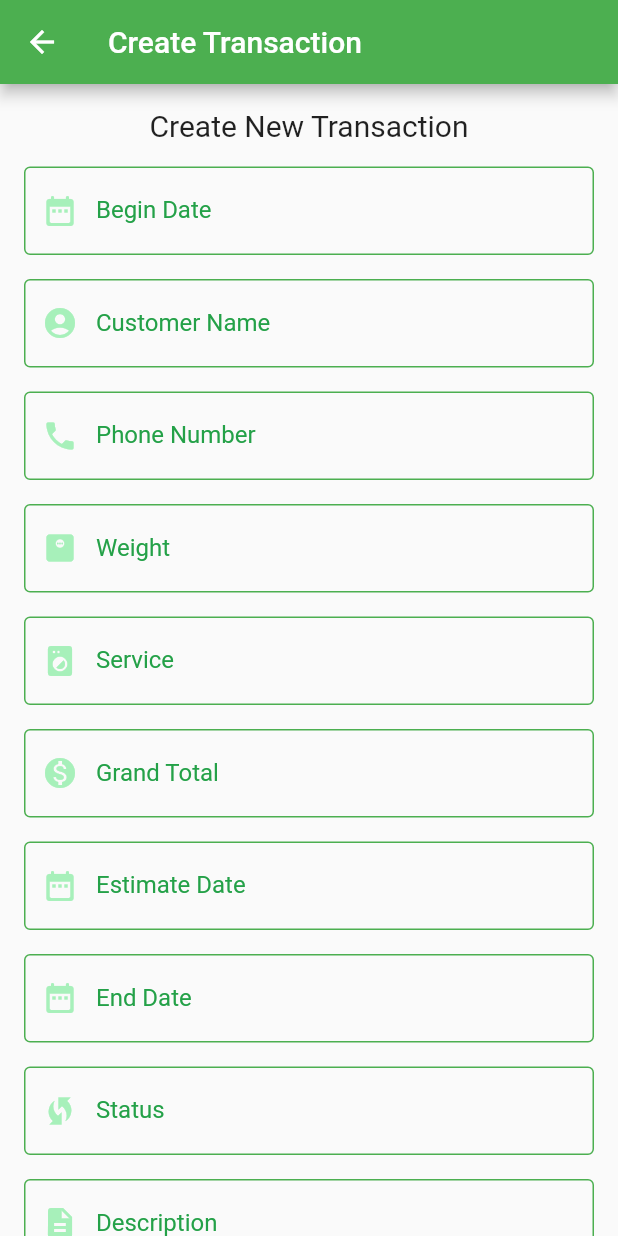
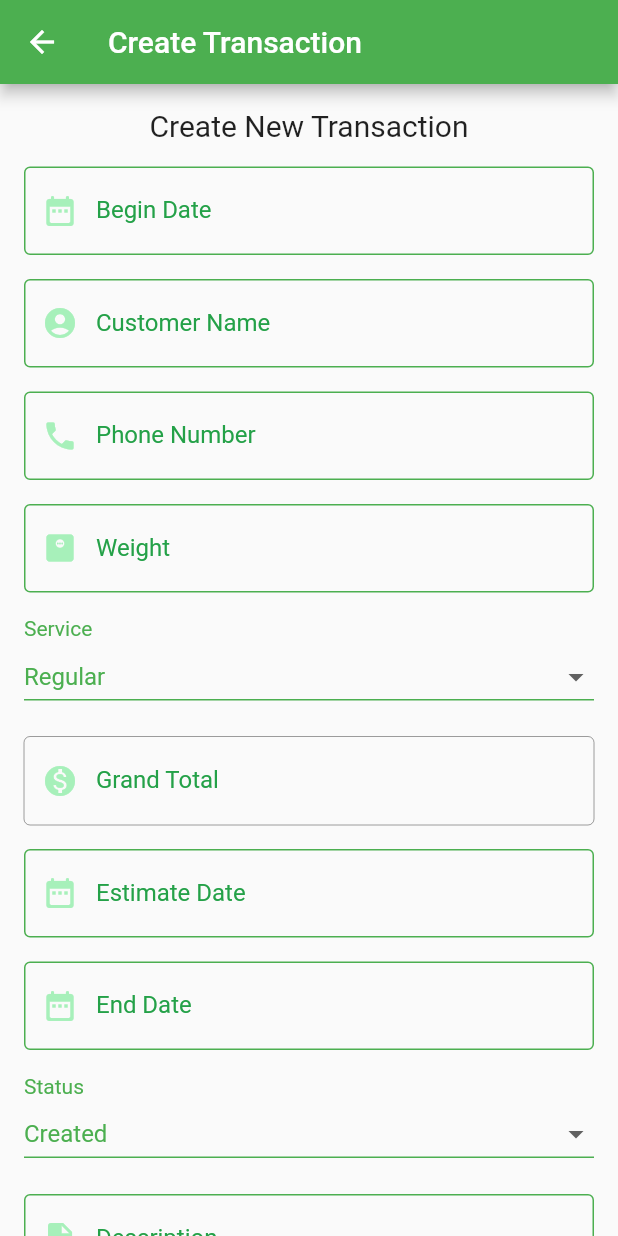
Before and after one commit to nandes007/flutter-mini-project, a Flutter app: the CreateTransaction screen opened directly, on a phone screen of 412 x 824 dp. Run offline on Flutter 3.47's test engine with Material 2 defaults, Android fonts, the phone set to English and light mode, and no system bars; our stand-ins replace flutter_svg, shared_preferences; accounts and stored records are empty.

```diff
--- a/lib/model/transaction_model.dart
+++ b/lib/model/transaction_model.dart
@@ -27,9 +27,9 @@ class TransactionModel {
   String beginDate;
   String customerName;
   String phoneNumber;
-  String weight;
+  double weight;
   String service;
-  String grandTotal;
+  double grandTotal;
   String estimateDate;
   String? endDate;
   String status;
@@ -43,9 +43,9 @@ class TransactionModel {
         beginDate: json["begin_date"].toString(),
         customerName: json["customer_name"],
         phoneNumber: json["phone_number"],
-        weight: json["weight"],
+        weight: json["weight"].toDouble(),
         service: json["service"],
-        grandTotal: json["grand_total"],
+        grandTotal: json["grand_total"].toDouble(),
         estimateDate: json["estimate_date"].toString(),
         endDate: json["end_date"].toString(),
         status: json["status"],
--- a/lib/views/transaction/create_transaction.dart
+++ b/lib/views/transaction/create_transaction.dart
@@ -2,9 +2,11 @@ import 'package:flutter/material.dart';
 import 'package:intl/intl.dart';
 import 'package:laundry_app/model/transaction_model.dart';
 import 'package:laundry_app/view_model/transaction_view_model.dart';
+import 'package:laundry_app/views/transaction/list_transaction.dart';
 import 'package:provider/provider.dart';
 
 const List<String> statuses = <String>['Created', 'Completed'];
+const List<String> services = <String>['Regular', 'Express'];
 
 class CreateTransaction extends StatefulWidget {
   const CreateTransaction({super.key});
@@ -17,9 +19,16 @@ class _CreateTransactionState extends State<CreateTransaction> {
   @override
   void initState() {
     super.initState();
-    WidgetsBinding.instance.addPostFrameCallback((timeStamp) async {
-      var viewModel = Provider.of<TransactionViewModel>(context, listen: false);
-    });
+    _service = services.first;
+    _status = statuses.first;
+    _beginDate.text = '';
+    _customerName.text = '';
+    _phoneNumber.text = '';
+    _weight.text = '';
+    _grandTotal.text = '';
+    _estimateDate.text = '';
+    _endDate.text = '';
+    _description.text = '';
   }
 
   final _formKey = GlobalKey<FormState>();
@@ -27,11 +36,9 @@ class _CreateTransactionState extends State<CreateTransaction> {
   final _customerName = TextEditingController();
   final _phoneNumber = TextEditingController();
   final _weight = TextEditingController();
-  final _service = TextEditingController();
   final _grandTotal = TextEditingController();
   final _estimateDate = TextEditingController();
   final _endDate = TextEditingController();
-  final _status = TextEditingController();
   final _description = TextEditingController();
 
   Future<void> submit() async {
@@ -42,33 +49,31 @@ class _CreateTransactionState extends State<CreateTransaction> {
         beginDate: _beginDate.text,
         customerName: _customerName.text,
         phoneNumber: _phoneNumber.text,
-        weight: _weight.text,
-        service: _service.text,
-        grandTotal: _grandTotal.text,
+        weight: double.parse(_weight.text),
+        service: _service,
+        grandTotal: double.parse(_grandTotal.text),
         estimateDate: _estimateDate.text,
         endDate: _endDate.text,
-        status: _status.text,
+        status: _status,
         description: _description.text,
       ),
     );
 
     if (result) {
-      _beginDate.text = '';
-      _customerName.text = '';
-      _phoneNumber.text = '';
-      _weight.text = '';
-      _service.text = '';
-      _grandTotal.text = '';
-      _estimateDate.text = '';
-      _endDate.text = '';
-      _status.text = '';
-      _description.text = '';
+      // ignore: use_build_context_synchronously
+      Navigator.push(
+        context,
+        MaterialPageRoute(
+          builder: (context) => const ListTransaction(),
+        ),
+      );
     }
 
     setState(() {});
   }
 
-  String valueStatus = statuses.first;
+  String _status = statuses.first;
+  String _service = services.first;
   final currentDate = DateTime.now();
   DateTime _dueDate = DateTime.now();
   String dateFormat(stringDate) {
@@ -212,6 +217,20 @@ class _CreateTransactionState extends State<CreateTransaction> {
             ),
             TextField(
               controller: _weight,
+              keyboardType: TextInputType.number,
+              onChanged: ((value) {
+                var cost = 0.0;
+                if (_service == 'Regular') {
+                  cost = 7000.0;
+                  cost *= double.parse(value);
+                } else if (_service == 'Express') {
+                  cost = 10000.0;
+                  cost *= double.parse(value);
+                }
+                setState(() {
+                  _grandTotal.text = cost.toString();
+                });
+              }),
               decoration: const InputDecoration(
                 border: OutlineInputBorder(),
                 enabledBorder: OutlineInputBorder(
@@ -237,35 +256,54 @@ class _CreateTransactionState extends State<CreateTransaction> {
             const SizedBox(
               height: 16,
             ),
-            TextField(
-              controller: _service,
-              decoration: const InputDecoration(
-                border: OutlineInputBorder(),
-                enabledBorder: OutlineInputBorder(
-                  borderSide: BorderSide(
+            Column(
+              crossAxisAlignment: CrossAxisAlignment.start,
+              children: [
+                const Text(
+                  'Service',
+                  style: TextStyle(color: Colors.green),
+                ),
+                DropdownButton<String>(
+                  value: _service,
+                  icon: const Icon(Icons.arrow_drop_down),
+                  elevation: 16,
+                  isExpanded: true,
+                  style: const TextStyle(color: Colors.green, fontSize: 16),
+                  underline: Container(
+                    height: 1,
                     color: Colors.green,
                   ),
+                  onChanged: (String? value) {
+                    double cost = 0.0;
+                    if (value == 'Regular') {
+                      cost = 7000.0;
+                      var weightParse = double.parse(_weight.text);
+                      cost *= weightParse;
+                    } else if (value == 'Express') {
+                      cost = 10000.0;
+                      var weightParse = double.parse(_weight.text);
+                      cost *= weightParse;
+                    }
+                    setState(() {
+                      _grandTotal.text = cost.toString();
+                      _service = value!;
+                    });
+                  },
+                  items: services.map<DropdownMenuItem<String>>((String value) {
+                    return DropdownMenuItem<String>(
+                      value: value,
+                      child: Text(value),
+                    );
+                  }).toList(),
                 ),
-                focusedBorder: OutlineInputBorder(
-                  borderSide: BorderSide(
-                    color: Colors.green,
-                  ),
-                ),
-                prefixIcon: Icon(
-                  Icons.local_laundry_service_rounded,
-                  color: Color(0xFFA7F0BA),
-                ),
-                labelText: 'Service',
-                labelStyle: TextStyle(
-                  color: Color(0xFF24A148),
-                ),
-              ),
+              ],
             ),
             const SizedBox(
               height: 16,
             ),
             TextField(
               controller: _grandTotal,
+              enabled: false,
               decoration: const InputDecoration(
                 border: OutlineInputBorder(),
                 enabledBorder: OutlineInputBorder(
@@ -375,29 +413,37 @@ class _CreateTransactionState extends State<CreateTransaction> {
             const SizedBox(
               height: 16,
             ),
-            TextField(
-              controller: _status,
-              decoration: const InputDecoration(
-                border: OutlineInputBorder(),
-                enabledBorder: OutlineInputBorder(
-                  borderSide: BorderSide(
+            Column(
+              crossAxisAlignment: CrossAxisAlignment.start,
+              children: [
+                const Text(
+                  'Status',
+                  style: TextStyle(color: Colors.green),
+                ),
+                DropdownButton<String>(
+                  value: _status,
+                  icon: const Icon(Icons.arrow_drop_down),
+                  elevation: 16,
+                  isExpanded: true,
+                  style: const TextStyle(color: Colors.green, fontSize: 16),
+                  underline: Container(
+                    height: 1,
                     color: Colors.green,
                   ),
+                  onChanged: (String? value) {
+                    // This is called when the user selects an item.
+                    setState(() {
+                      _status = value!;
+                    });
+                  },
+                  items: statuses.map<DropdownMenuItem<String>>((String value) {
+                    return DropdownMenuItem<String>(
+                      value: value,
+                      child: Text(value),
+                    );
+                  }).toList(),
                 ),
-                focusedBorder: OutlineInputBorder(
-                  borderSide: BorderSide(
-                    color: Colors.green,
-                  ),
-                ),
-                prefixIcon: Icon(
-                  Icons.wifi_protected_setup_sharp,
-                  color: Color(0xFFA7F0BA),
-                ),
-                labelText: 'Status',
-                labelStyle: TextStyle(
-                  color: Color(0xFF24A148),
-                ),
-              ),
+              ],
             ),
             const SizedBox(
               height: 16,
```
Also changed, not shown: lib/model/api/transaction_api.dart (+34 -2 lines), lib/view_model/transaction_view_model.dart (+30 -1 lines), lib/views/transaction/list_transaction.dart (+48 -9 lines), lib/views/transaction/show_transaction.dart (+132 -0 lines).
